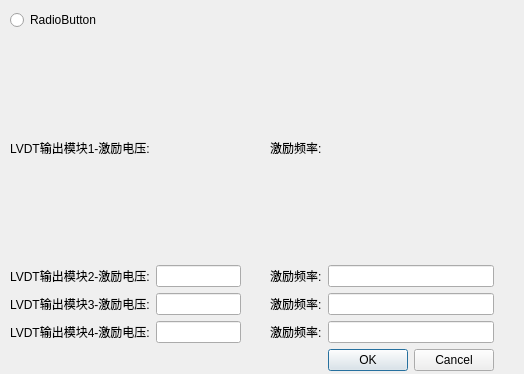
This is setbrddlg.ui in CarnationTL/cmd_sim as Qt 5 draws it before an edit. The edited form follows.
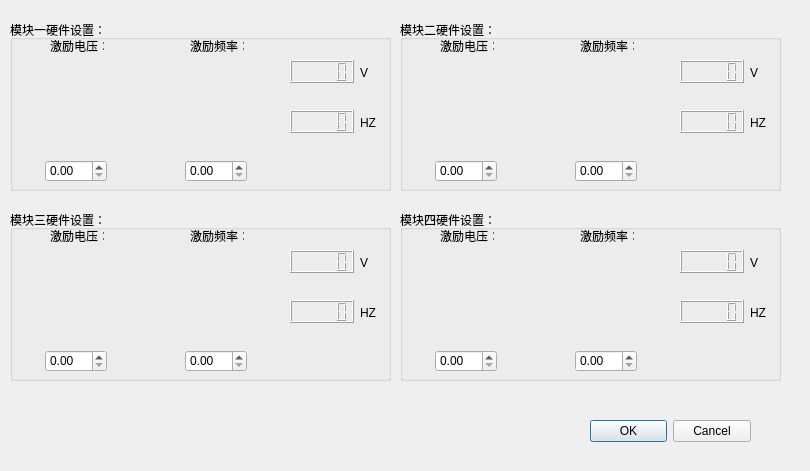
This is the edited form. Custom widgets are drawn as their Qt base class.

Commit message: set brd ui

The edit to the form file:
```diff
--- a/setbrddlg.ui
+++ b/setbrddlg.ui
@@ -6,315 +6,581 @@
    <rect>
     <x>0</x>
     <y>0</y>
-    <width>524</width>
-    <height>374</height>
+    <width>810</width>
+    <height>471</height>
    </rect>
   </property>
   <property name="windowTitle">
    <string>Dialog</string>
   </property>
-  <widget class="QWidget" name="gridLayoutWidget">
+  <widget class="QGroupBox" name="groupBox">
    <property name="geometry">
     <rect>
-     <x>0</x>
-     <y>0</y>
-     <width>521</width>
-     <height>371</height>
+     <x>10</x>
+     <y>20</y>
+     <width>381</width>
+     <height>171</height>
     </rect>
    </property>
-   <layout class="QGridLayout" name="setbdGlay" rowstretch="0,0,0,0,0,0,0" columnstretch="0,0,0,0,0,0">
-    <property name="leftMargin">
-     <number>10</number>
+   <property name="styleSheet">
+    <string notr="true">font: 75 9pt &quot;微软雅黑&quot;;</string>
+   </property>
+   <property name="title">
+    <string>模块一硬件设置：</string>
+   </property>
+   <widget class="QwtKnob" name="kb1v">
+    <property name="geometry">
+     <rect>
+      <x>10</x>
+      <y>40</y>
+      <width>111</width>
+      <height>111</height>
+     </rect>
     </property>
-    <property name="topMargin">
-     <number>10</number>
+   </widget>
+   <widget class="QwtKnob" name="kb1f">
+    <property name="geometry">
+     <rect>
+      <x>150</x>
+      <y>40</y>
+      <width>111</width>
+      <height>111</height>
+     </rect>
     </property>
-    <property name="rightMargin">
-     <number>10</number>
+   </widget>
+   <widget class="QLabel" name="label">
+    <property name="geometry">
+     <rect>
+      <x>40</x>
+      <y>20</y>
+      <width>54</width>
+      <height>12</height>
+     </rect>
     </property>
-    <property name="bottomMargin">
-     <number>0</number>
+    <property name="text">
+     <string>激励电压：</string>
     </property>
-    <item row="1" column="3">
-     <widget class="QLabel" name="label">
-      <property name="text">
-       <string>激励频率:</string>
-      </property>
-     </widget>
-    </item>
-    <item row="5" column="3">
-     <widget class="QLabel" name="label_4">
-      <property name="text">
-       <string>激励频率:</string>
-      </property>
-     </widget>
-    </item>
-    <item row="4" column="3">
-     <widget class="QLabel" name="label_3">
-      <property name="text">
-       <string>激励频率:</string>
-      </property>
-     </widget>
-    </item>
-    <item row="0" column="1" colspan="2">
-     <spacer name="horizontalSpacer_9">
-      <property name="orientation">
-       <enum>Qt::Horizontal</enum>
-      </property>
-      <property name="sizeHint" stdset="0">
-       <size>
-        <width>40</width>
-        <height>20</height>
-       </size>
-      </property>
-     </spacer>
-    </item>
-    <item row="4" column="2">
-     <spacer name="horizontalSpacer_3">
-      <property name="orientation">
-       <enum>Qt::Horizontal</enum>
-      </property>
-      <property name="sizeType">
-       <enum>QSizePolicy::Expanding</enum>
-      </property>
-      <property name="sizeHint" stdset="0">
-       <size>
-        <width>40</width>
-        <height>20</height>
-       </size>
-      </property>
-     </spacer>
-    </item>
-    <item row="4" column="0">
-     <widget class="QLabel" name="lbl3">
-      <property name="text">
-       <string>LVDT输出模块3-激励电压:</string>
-      </property>
-     </widget>
-    </item>
-    <item row="4" column="1">
-     <widget class="QLineEdit" name="le_lvdt_volt3"/>
-    </item>
-    <item row="0" column="4">
-     <spacer name="horizontalSpacer_11">
-      <property name="orientation">
-       <enum>Qt::Horizontal</enum>
-      </property>
-      <property name="sizeHint" stdset="0">
-       <size>
-        <width>40</width>
-        <height>20</height>
-       </size>
-      </property>
-     </spacer>
-    </item>
-    <item row="5" column="0">
-     <widget class="QLabel" name="lbl4">
-      <property name="text">
-       <string>LVDT输出模块4-激励电压:</string>
-      </property>
-     </widget>
-    </item>
-    <item row="5" column="1">
-     <widget class="QLineEdit" name="le_lvdt_volt4"/>
-    </item>
-    <item row="5" column="2">
-     <spacer name="horizontalSpacer_4">
-      <property name="orientation">
-       <enum>Qt::Horizontal</enum>
-      </property>
-      <property name="sizeType">
-       <enum>QSizePolicy::Preferred</enum>
-      </property>
-      <property name="sizeHint" stdset="0">
-       <size>
-        <width>40</width>
-        <height>20</height>
-       </size>
-      </property>
-     </spacer>
-    </item>
-    <item row="3" column="1">
-     <widget class="QLineEdit" name="le_lvdt_volt2"/>
-    </item>
-    <item row="1" column="0">
-     <widget class="QLabel" name="lbl1">
-      <property name="text">
-       <string>LVDT输出模块1-激励电压:</string>
-      </property>
-     </widget>
-    </item>
-    <item row="3" column="4">
-     <widget class="QLineEdit" name="le_lvdt_feq2"/>
-    </item>
-    <item row="4" column="4">
-     <widget class="QLineEdit" name="le_lvdt_feq3"/>
-    </item>
-    <item row="3" column="0">
-     <widget class="QLabel" name="lbl2">
-      <property name="text">
-       <string>LVDT输出模块2-激励电压:</string>
-      </property>
-     </widget>
-    </item>
-    <item row="6" column="4">
-     <widget class="QDialogButtonBox" name="buttonBox">
-      <property name="orientation">
-       <enum>Qt::Horizontal</enum>
-      </property>
-      <property name="standardButtons">
-       <set>QDialogButtonBox::Cancel|QDialogButtonBox::Ok</set>
-      </property>
-     </widget>
-    </item>
-    <item row="0" column="3">
-     <spacer name="horizontalSpacer_10">
-      <property name="orientation">
-       <enum>Qt::Horizontal</enum>
-      </property>
-      <property name="sizeHint" stdset="0">
-       <size>
-        <width>40</width>
-        <height>20</height>
-       </size>
-      </property>
-     </spacer>
-    </item>
-    <item row="3" column="3">
-     <widget class="QLabel" name="label_2">
-      <property name="text">
-       <string>激励频率:</string>
-      </property>
-     </widget>
-    </item>
-    <item row="1" column="5">
-     <spacer name="horizontalSpacer_5">
-      <property name="orientation">
-       <enum>Qt::Horizontal</enum>
-      </property>
-      <property name="sizeHint" stdset="0">
-       <size>
-        <width>40</width>
-        <height>20</height>
-       </size>
-      </property>
-     </spacer>
-    </item>
-    <item row="1" column="2">
-     <spacer name="horizontalSpacer">
-      <property name="orientation">
-       <enum>Qt::Horizontal</enum>
-      </property>
-      <property name="sizeType">
-       <enum>QSizePolicy::Expanding</enum>
-      </property>
-      <property name="sizeHint" stdset="0">
-       <size>
-        <width>40</width>
-        <height>20</height>
-       </size>
-      </property>
-     </spacer>
-    </item>
-    <item row="5" column="4">
-     <widget class="QLineEdit" name="lineEdit_8"/>
-    </item>
-    <item row="3" column="5">
-     <spacer name="horizontalSpacer_6">
-      <property name="orientation">
-       <enum>Qt::Horizontal</enum>
-      </property>
-      <property name="sizeHint" stdset="0">
-       <size>
-        <width>40</width>
-        <height>20</height>
-       </size>
-      </property>
-     </spacer>
-    </item>
-    <item row="4" column="5">
-     <spacer name="horizontalSpacer_7">
-      <property name="orientation">
-       <enum>Qt::Horizontal</enum>
-      </property>
-      <property name="sizeHint" stdset="0">
-       <size>
-        <width>40</width>
-        <height>20</height>
-       </size>
-      </property>
-     </spacer>
-    </item>
-    <item row="0" column="5">
-     <spacer name="horizontalSpacer_12">
-      <property name="orientation">
-       <enum>Qt::Horizontal</enum>
-      </property>
-      <property name="sizeHint" stdset="0">
-       <size>
-        <width>40</width>
-        <height>20</height>
-       </size>
-      </property>
-     </spacer>
-    </item>
-    <item row="6" column="5">
-     <spacer name="horizontalSpacer_13">
-      <property name="orientation">
-       <enum>Qt::Horizontal</enum>
-      </property>
-      <property name="sizeHint" stdset="0">
-       <size>
-        <width>40</width>
-        <height>20</height>
-       </size>
-      </property>
-     </spacer>
-    </item>
-    <item row="3" column="2">
-     <spacer name="horizontalSpacer_2">
-      <property name="orientation">
-       <enum>Qt::Horizontal</enum>
-      </property>
-      <property name="sizeType">
-       <enum>QSizePolicy::Expanding</enum>
-      </property>
-      <property name="sizeHint" stdset="0">
-       <size>
-        <width>40</width>
-        <height>20</height>
-       </size>
-      </property>
-     </spacer>
-    </item>
-    <item row="5" column="5">
-     <spacer name="horizontalSpacer_8">
-      <property name="orientation">
-       <enum>Qt::Horizontal</enum>
-      </property>
-      <property name="sizeHint" stdset="0">
-       <size>
-        <width>40</width>
-        <height>20</height>
-       </size>
-      </property>
-     </spacer>
-    </item>
-    <item row="0" column="0">
-     <widget class="QRadioButton" name="radioButton">
-      <property name="text">
-       <string>RadioButton</string>
-      </property>
-     </widget>
-    </item>
-    <item row="1" column="1">
-     <widget class="QwtKnob" name="Knob"/>
-    </item>
-    <item row="1" column="4">
-     <widget class="QwtKnob" name="Knob_2"/>
-    </item>
-   </layout>
+   </widget>
+   <widget class="QLabel" name="label_5">
+    <property name="geometry">
+     <rect>
+      <x>180</x>
+      <y>20</y>
+      <width>54</width>
+      <height>12</height>
+     </rect>
+    </property>
+    <property name="text">
+     <string>激励频率：</string>
+    </property>
+   </widget>
+   <widget class="QLCDNumber" name="lcd1v">
+    <property name="geometry">
+     <rect>
+      <x>280</x>
+      <y>40</y>
+      <width>64</width>
+      <height>23</height>
+     </rect>
+    </property>
+   </widget>
+   <widget class="QLCDNumber" name="lcd1f">
+    <property name="geometry">
+     <rect>
+      <x>280</x>
+      <y>90</y>
+      <width>64</width>
+      <height>23</height>
+     </rect>
+    </property>
+   </widget>
+   <widget class="QDoubleSpinBox" name="sp1v">
+    <property name="geometry">
+     <rect>
+      <x>35</x>
+      <y>140</y>
+      <width>62</width>
+      <height>22</height>
+     </rect>
+    </property>
+   </widget>
+   <widget class="QDoubleSpinBox" name="sp1f">
+    <property name="geometry">
+     <rect>
+      <x>175</x>
+      <y>140</y>
+      <width>62</width>
+      <height>22</height>
+     </rect>
+    </property>
+   </widget>
+   <widget class="QLabel" name="label_9">
+    <property name="geometry">
+     <rect>
+      <x>350</x>
+      <y>45</y>
+      <width>21</width>
+      <height>16</height>
+     </rect>
+    </property>
+    <property name="styleSheet">
+     <string notr="true">font: 75 11pt &quot;微软雅黑&quot;;</string>
+    </property>
+    <property name="text">
+     <string>V</string>
+    </property>
+   </widget>
+   <widget class="QLabel" name="label_10">
+    <property name="geometry">
+     <rect>
+      <x>350</x>
+      <y>95</y>
+      <width>21</width>
+      <height>16</height>
+     </rect>
+    </property>
+    <property name="styleSheet">
+     <string notr="true">font: 75 11pt &quot;微软雅黑&quot;;</string>
+    </property>
+    <property name="text">
+     <string>HZ</string>
+    </property>
+   </widget>
   </widget>
+  <widget class="QDialogButtonBox" name="buttonBox">
+   <property name="geometry">
+    <rect>
+     <x>590</x>
+     <y>420</y>
+     <width>161</width>
+     <height>23</height>
+    </rect>
+   </property>
+   <property name="styleSheet">
+    <string notr="true">font: 75 9pt &quot;微软雅黑&quot;;</string>
+   </property>
+   <property name="standardButtons">
+    <set>QDialogButtonBox::Cancel|QDialogButtonBox::Ok</set>
+   </property>
+  </widget>
+  <widget class="QGroupBox" name="groupBox_2">
+   <property name="geometry">
+    <rect>
+     <x>400</x>
+     <y>20</y>
+     <width>381</width>
+     <height>171</height>
+    </rect>
+   </property>
+   <property name="styleSheet">
+    <string notr="true">font: 75 9pt &quot;微软雅黑&quot;;</string>
+   </property>
+   <property name="title">
+    <string>模块二硬件设置：</string>
+   </property>
+   <widget class="QwtKnob" name="kb2v">
+    <property name="geometry">
+     <rect>
+      <x>10</x>
+      <y>40</y>
+      <width>111</width>
+      <height>111</height>
+     </rect>
+    </property>
+   </widget>
+   <widget class="QwtKnob" name="kb2f">
+    <property name="geometry">
+     <rect>
+      <x>150</x>
+      <y>40</y>
+      <width>111</width>
+      <height>111</height>
+     </rect>
+    </property>
+   </widget>
+   <widget class="QLabel" name="label_2">
+    <property name="geometry">
+     <rect>
+      <x>40</x>
+      <y>20</y>
+      <width>54</width>
+      <height>12</height>
+     </rect>
+    </property>
+    <property name="text">
+     <string>激励电压：</string>
+    </property>
+   </widget>
+   <widget class="QLabel" name="label_6">
+    <property name="geometry">
+     <rect>
+      <x>180</x>
+      <y>20</y>
+      <width>54</width>
+      <height>12</height>
+     </rect>
+    </property>
+    <property name="text">
+     <string>激励频率：</string>
+    </property>
+   </widget>
+   <widget class="QLCDNumber" name="lcd2v">
+    <property name="geometry">
+     <rect>
+      <x>280</x>
+      <y>40</y>
+      <width>64</width>
+      <height>23</height>
+     </rect>
+    </property>
+   </widget>
+   <widget class="QLCDNumber" name="lcd2f">
+    <property name="geometry">
+     <rect>
+      <x>280</x>
+      <y>90</y>
+      <width>64</width>
+      <height>23</height>
+     </rect>
+    </property>
+   </widget>
+   <widget class="QDoubleSpinBox" name="sp2v">
+    <property name="geometry">
+     <rect>
+      <x>35</x>
+      <y>140</y>
+      <width>62</width>
+      <height>22</height>
+     </rect>
+    </property>
+   </widget>
+   <widget class="QDoubleSpinBox" name="sp2f">
+    <property name="geometry">
+     <rect>
+      <x>175</x>
+      <y>140</y>
+      <width>62</width>
+      <height>22</height>
+     </rect>
+    </property>
+   </widget>
+   <widget class="QLabel" name="label_11">
+    <property name="geometry">
+     <rect>
+      <x>350</x>
+      <y>45</y>
+      <width>21</width>
+      <height>16</height>
+     </rect>
+    </property>
+    <property name="styleSheet">
+     <string notr="true">font: 75 11pt &quot;微软雅黑&quot;;</string>
+    </property>
+    <property name="text">
+     <string>V</string>
+    </property>
+   </widget>
+   <widget class="QLabel" name="label_12">
+    <property name="geometry">
+     <rect>
+      <x>350</x>
+      <y>95</y>
+      <width>21</width>
+      <height>16</height>
+     </rect>
+    </property>
+    <property name="styleSheet">
+     <string notr="true">font: 75 11pt &quot;微软雅黑&quot;;</string>
+    </property>
+    <property name="text">
+     <string>HZ</string>
+    </property>
+   </widget>
+  </widget>
+  <widget class="QGroupBox" name="groupBox_3">
+   <property name="geometry">
+    <rect>
+     <x>10</x>
+     <y>210</y>
+     <width>381</width>
+     <height>171</height>
+    </rect>
+   </property>
+   <property name="styleSheet">
+    <string notr="true">font: 75 9pt &quot;微软雅黑&quot;;</string>
+   </property>
+   <property name="title">
+    <string>模块三硬件设置：</string>
+   </property>
+   <widget class="QwtKnob" name="kb3v">
+    <property name="geometry">
+     <rect>
+      <x>10</x>
+      <y>40</y>
+      <width>111</width>
+      <height>111</height>
+     </rect>
+    </property>
+   </widget>
+   <widget class="QwtKnob" name="kb3f">
+    <property name="geometry">
+     <rect>
+      <x>150</x>
+      <y>40</y>
+      <width>111</width>
+      <height>111</height>
+     </rect>
+    </property>
+   </widget>
+   <widget class="QLabel" name="label_3">
+    <property name="geometry">
+     <rect>
+      <x>40</x>
+      <y>20</y>
+      <width>54</width>
+      <height>12</height>
+     </rect>
+    </property>
+    <property name="text">
+     <string>激励电压：</string>
+    </property>
+   </widget>
+   <widget class="QLabel" name="label_7">
+    <property name="geometry">
+     <rect>
+      <x>180</x>
+      <y>20</y>
+      <width>54</width>
+      <height>12</height>
+     </rect>
+    </property>
+    <property name="text">
+     <string>激励频率：</string>
+    </property>
+   </widget>
+   <widget class="QLCDNumber" name="lcd3v">
+    <property name="geometry">
+     <rect>
+      <x>280</x>
+      <y>40</y>
+      <width>64</width>
+      <height>23</height>
+     </rect>
+    </property>
+   </widget>
+   <widget class="QLCDNumber" name="lcd3f">
+    <property name="geometry">
+     <rect>
+      <x>280</x>
+      <y>90</y>
+      <width>64</width>
+      <height>23</height>
+     </rect>
+    </property>
+   </widget>
+   <widget class="QDoubleSpinBox" name="sp3v">
+    <property name="geometry">
+     <rect>
+      <x>35</x>
+      <y>140</y>
+      <width>62</width>
+      <height>22</height>
+     </rect>
+    </property>
+   </widget>
+   <widget class="QDoubleSpinBox" name="sp3f">
+    <property name="geometry">
+     <rect>
+      <x>175</x>
+      <y>140</y>
+      <width>62</width>
+      <height>22</height>
+     </rect>
+    </property>
+   </widget>
+   <widget class="QLabel" name="label_13">
+    <property name="geometry">
+     <rect>
+      <x>350</x>
+      <y>45</y>
+      <width>21</width>
+      <height>16</height>
+     </rect>
+    </property>
+    <property name="styleSheet">
+     <string notr="true">font: 75 11pt &quot;微软雅黑&quot;;</string>
+    </property>
+    <property name="text">
+     <string>V</string>
+    </property>
+   </widget>
+   <widget class="QLabel" name="label_14">
+    <property name="geometry">
+     <rect>
+      <x>350</x>
+      <y>95</y>
+      <width>21</width>
+      <height>16</height>
+     </rect>
+    </property>
+    <property name="styleSheet">
+     <string notr="true">font: 75 11pt &quot;微软雅黑&quot;;</string>
+    </property>
+    <property name="text">
+     <string>HZ</string>
+    </property>
+   </widget>
+  </widget>
+  <widget class="QGroupBox" name="groupBox_4">
+   <property name="geometry">
+    <rect>
+     <x>400</x>
+     <y>210</y>
+     <width>381</width>
+     <height>171</height>
+    </rect>
+   </property>
+   <property name="styleSheet">
+    <string notr="true">font: 75 9pt &quot;微软雅黑&quot;;</string>
+   </property>
+   <property name="title">
+    <string>模块四硬件设置：</string>
+   </property>
+   <widget class="QwtKnob" name="kb4v">
+    <property name="geometry">
+     <rect>
+      <x>10</x>
+      <y>40</y>
+      <width>111</width>
+      <height>111</height>
+     </rect>
+    </property>
+   </widget>
+   <widget class="QwtKnob" name="kb4f">
+    <property name="geometry">
+     <rect>
+      <x>150</x>
+      <y>40</y>
+      <width>111</width>
+      <height>111</height>
+     </rect>
+    </property>
+   </widget>
+   <widget class="QLabel" name="label_4">
+    <property name="geometry">
+     <rect>
+      <x>40</x>
+      <y>20</y>
+      <width>54</width>
+      <height>12</height>
+     </rect>
+    </property>
+    <property name="text">
+     <string>激励电压：</string>
+    </property>
+   </widget>
+   <widget class="QLabel" name="label_8">
+    <property name="geometry">
+     <rect>
+      <x>180</x>
+      <y>20</y>
+      <width>54</width>
+      <height>12</height>
+     </rect>
+    </property>
+    <property name="text">
+     <string>激励频率：</string>
+    </property>
+   </widget>
+   <widget class="QLCDNumber" name="lcd4v">
+    <property name="geometry">
+     <rect>
+      <x>280</x>
+      <y>40</y>
+      <width>64</width>
+      <height>23</height>
+     </rect>
+    </property>
+   </widget>
+   <widget class="QLCDNumber" name="lcd4f">
+    <property name="geometry">
+     <rect>
+      <x>280</x>
+      <y>90</y>
+      <width>64</width>
+      <height>23</height>
+     </rect>
+    </property>
+   </widget>
+   <widget class="QDoubleSpinBox" name="sp4v">
+    <property name="geometry">
+     <rect>
+      <x>35</x>
+      <y>140</y>
+      <width>62</width>
+      <height>22</height>
+     </rect>
+    </property>
+   </widget>
+   <widget class="QDoubleSpinBox" name="sp4f">
+    <property name="geometry">
+     <rect>
+      <x>175</x>
+      <y>140</y>
+      <width>62</width>
+      <height>22</height>
+     </rect>
+    </property>
+   </widget>
+   <widget class="QLabel" name="label_15">
+    <property name="geometry">
+     <rect>
+      <x>350</x>
+      <y>45</y>
+      <width>21</width>
+      <height>16</height>
+     </rect>
+    </property>
+    <property name="styleSheet">
+     <string notr="true">font: 75 11pt &quot;微软雅黑&quot;;</string>
+    </property>
+    <property name="text">
+     <string>V</string>
+    </property>
+   </widget>
+   <widget class="QLabel" name="label_16">
+    <property name="geometry">
+     <rect>
+      <x>350</x>
+      <y>95</y>
+      <width>21</width>
+      <height>16</height>
+     </rect>
+    </property>
+    <property name="styleSheet">
+     <string notr="true">font: 75 11pt &quot;微软雅黑&quot;;</string>
+    </property>
+    <property name="text">
+     <string>HZ</string>
+    </property>
+   </widget>
+   <zorder>kb4v</zorder>
+   <zorder>kb4f</zorder>
+   <zorder>label_4</zorder>
+   <zorder>label_8</zorder>
+   <zorder>lcd4v</zorder>
+   <zorder>lcd4f</zorder>
+   <zorder>sp4f</zorder>
+   <zorder>label_15</zorder>
+   <zorder>label_16</zorder>
+   <zorder>sp4v</zorder>
+  </widget>
+  <zorder>groupBox</zorder>
+  <zorder>kb4v</zorder>
+  <zorder>buttonBox</zorder>
+  <zorder>groupBox_2</zorder>
+  <zorder>groupBox_3</zorder>
+  <zorder>groupBox_4</zorder>
  </widget>
  <customwidgets>
   <customwidget>
```
Left out of the diff: 35 changed lines with no effect on the pictures. The commit also changes 4 other files.
